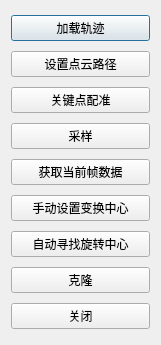
This is qCC/slam/CSlamLadirDialog.ui in alex-kity/optimization-Registration as Qt 5 draws it before an edit. The edited form follows.
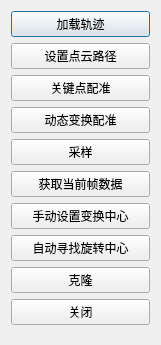
This is the edited form.

What changed in the file:
```diff
--- a/qCC/slam/CSlamLadirDialog.ui
+++ b/qCC/slam/CSlamLadirDialog.ui
@@ -44,6 +44,13 @@
      </property>
     </widget>
    </item>
+   <item>
+    <widget class="QPushButton" name="m_btnTransFrom">
+     <property name="text">
+      <string>动态变换配准</string>
+     </property>
+    </widget>
+   </item>
    <item>
     <widget class="QPushButton" name="pushButton_resample">
      <property name="text">
```
